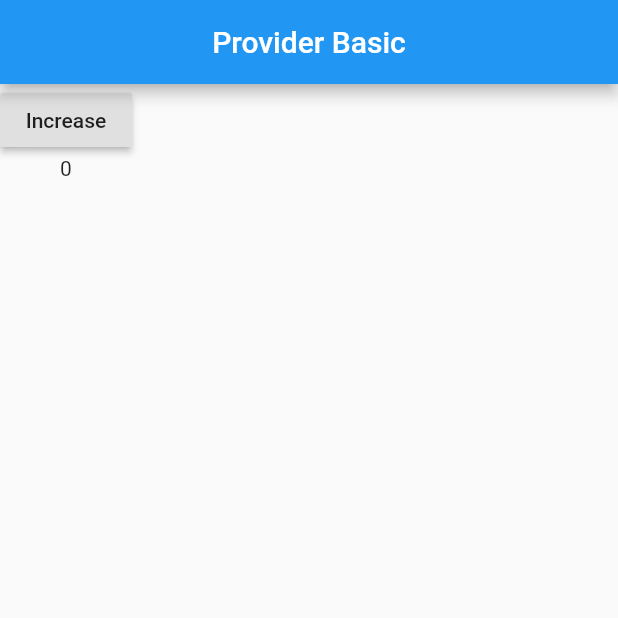
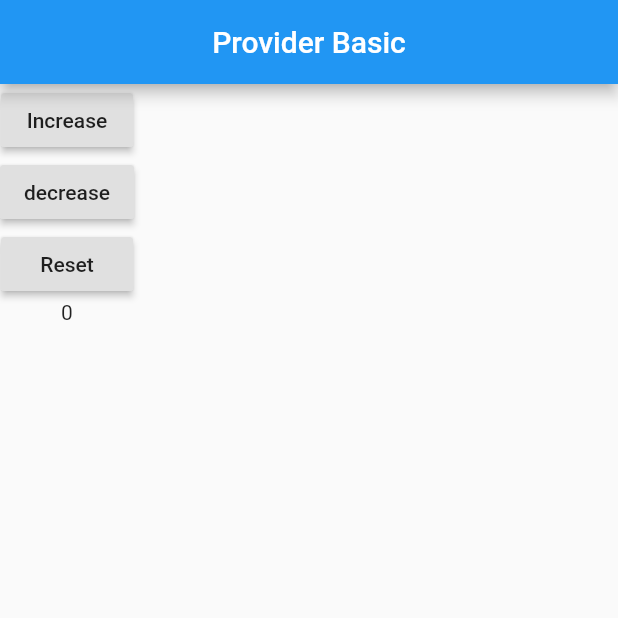
Before and after one commit to phanindravarma412/basic-provider-app, a Flutter app: the screen it shows after launch, on a phone screen of 412 x 824 dp, the top half of it. Run offline on Flutter 3.47's test engine with Material 2 defaults, Android fonts, the phone set to English and light mode, and no system bars.

Commit message:
updated it added reset and decrease button

```diff
--- a/lib/main.dart
+++ b/lib/main.dart
@@ -18,6 +18,7 @@ class MyApp extends StatelessWidget {
 class HomeScreen extends StatelessWidget {
   @override
   Widget build(BuildContext context) {
+    final dataModel = Provider.of<DataModel>(context);
     return MaterialApp(
       home: Scaffold(
         appBar: AppBar(
@@ -26,21 +27,25 @@ class HomeScreen extends StatelessWidget {
         ),
         body: Column(
           children: [
-            Consumer<DataModel>(
-              builder: (context, dataModel, child) {
-                return RaisedButton(
-                  child: Text('Increase'),
-                  onPressed: () {
-                    dataModel.increaseValue();
-                  },
-                );
+            RaisedButton(
+              child: Text('Increase'),
+              onPressed: () {
+                dataModel.increaseValue();
               },
             ),
-            Consumer<DataModel>(
-              builder: (context, dataModel, child) {
-                return Text(dataModel.count.toString());
+            RaisedButton(
+              child: Text('decrease'),
+              onPressed: () {
+                dataModel.decreseCount();
               },
-            )
+            ),
+            RaisedButton(
+              child: Text('Reset'),
+              onPressed: (){
+                dataModel.resetCount();
+              },
+            ),
+            Text(dataModel.count.toString()),
           ],
         ),
       ),
```
Also changed, not shown: lib/datamodel.dart (+14 -0 lines).
